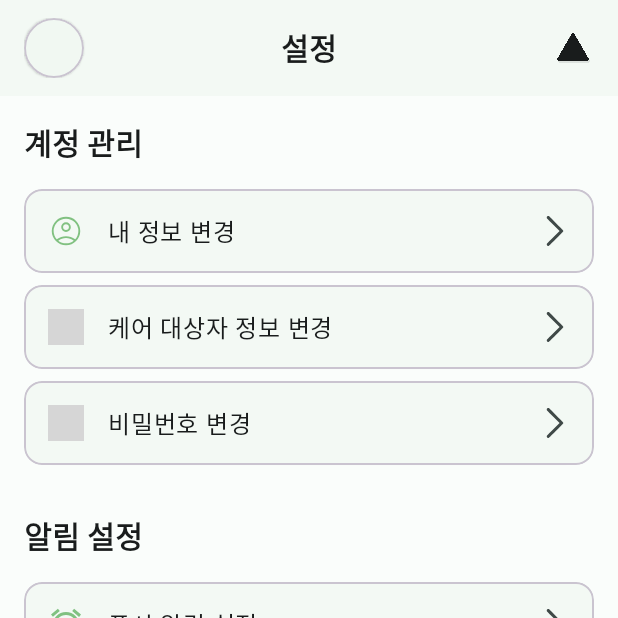
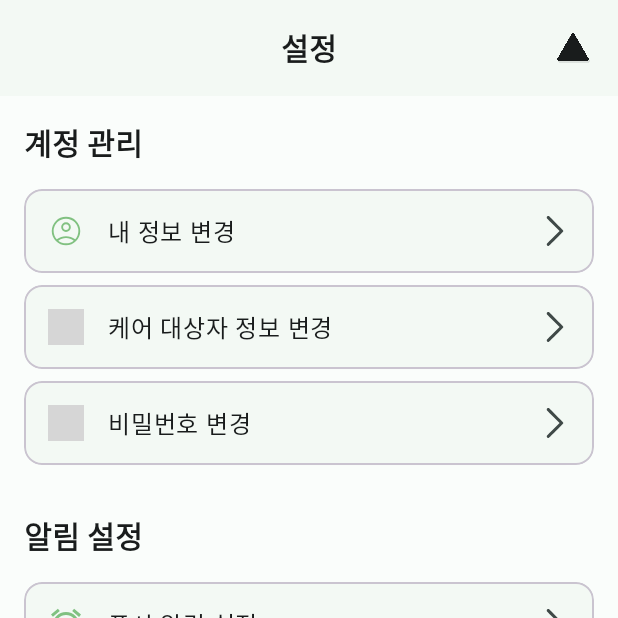
Before and after one commit to Sungjincc/Pillcare, an Android app built with Jetpack Compose: the MainActivity screen opened directly, with no data from a screen before it, item 3 of the bottom bar chosen, on a phone screen of 412 x 824 dp, the top half of it. Run offline under Robolectric (Android 15) with nearby library versions, the phone set to English and light mode, and no system bars; grey boxes are pictures that could not be loaded.

Commit message:
Design: 홈 화면을 제외한 화면에서 상단바 프로필 숨김
내 정보, 설정 화면 등 홈이 아닌 다른 화면으로 이동 시, 불필요한 상단바 프로필 카드가 보이지 않도록 수정하여 UI를 개선함.

```diff
--- a/app/src/main/java/com/example/pillcare_capstone/MainActivity.kt
+++ b/app/src/main/java/com/example/pillcare_capstone/MainActivity.kt
@@ -133,11 +133,13 @@ class MainActivity : AppCompatActivity() {
             is HomeFragment -> {
                 viewBinding.toolbarFragmentName.text = "홈"
                 viewBinding.toolbarCareTargetImage.visibility = View.VISIBLE
+                viewBinding.toolbarCareTargetImageCard.visibility = View.VISIBLE
                 viewBinding.toolbarCareTargetNameText.visibility = View.VISIBLE
             }
             is MyInfoFragment -> {
                 viewBinding.toolbarFragmentName.text = "내 정보"
                 viewBinding.toolbarFragmentName.visibility = View.VISIBLE
+                viewBinding.toolbarCareTargetImageCard.visibility = View.INVISIBLE
                 viewBinding.toolbarCareTargetImage.visibility = View.INVISIBLE
                 viewBinding.toolbarCareTargetNameText.visibility = View.INVISIBLE
             }
@@ -145,6 +147,7 @@ class MainActivity : AppCompatActivity() {
                 viewBinding.toolbarFragmentName.text = "설정"
                 viewBinding.toolbarFragmentName.visibility = View.VISIBLE
                 viewBinding.toolbarCareTargetImage.visibility = View.INVISIBLE
+                viewBinding.toolbarCareTargetImageCard.visibility = View.INVISIBLE
                 viewBinding.toolbarCareTargetNameText.visibility = View.INVISIBLE
             }
             else -> {
--- a/app/src/main/res/layout/activity_main.xml
+++ b/app/src/main/res/layout/activity_main.xml
@@ -27,6 +27,7 @@
 
             <!-- 프로필 이미지 -->
             <com.google.android.material.card.MaterialCardView
+                android:id="@+id/toolbarCareTargetImageCard"
                 android:layout_width="@dimen/spacing_xxl"
                 android:layout_height="@dimen/spacing_xxl"
                 app:cardCornerRadius="@dimen/corner_radius_full"
```
